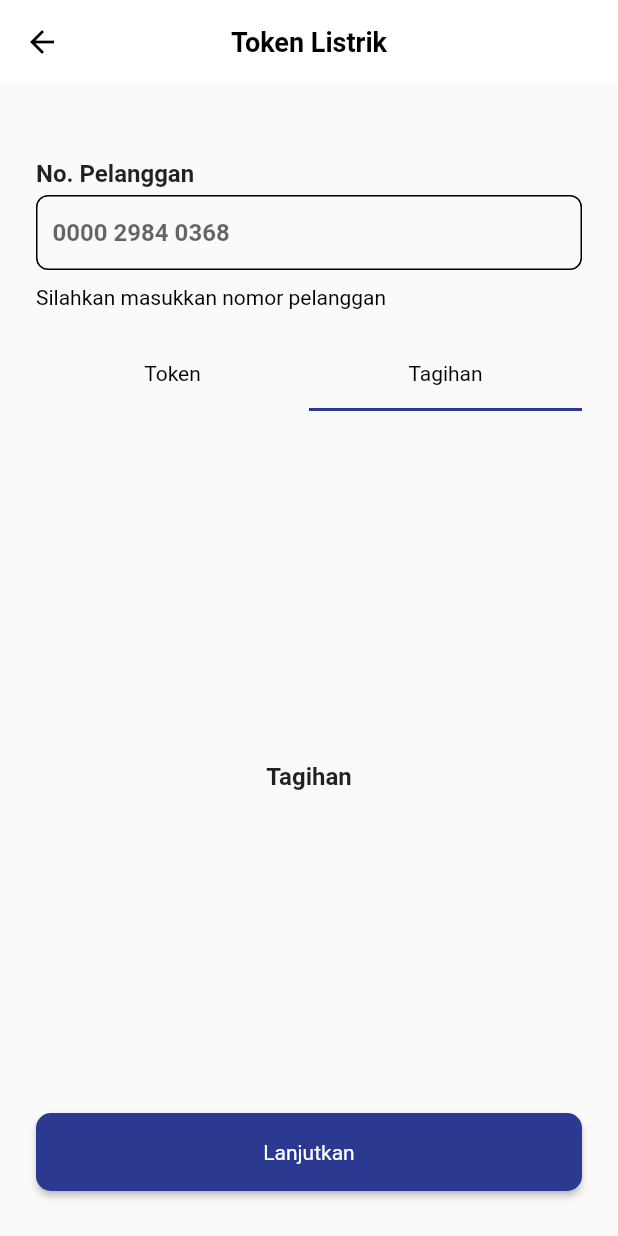
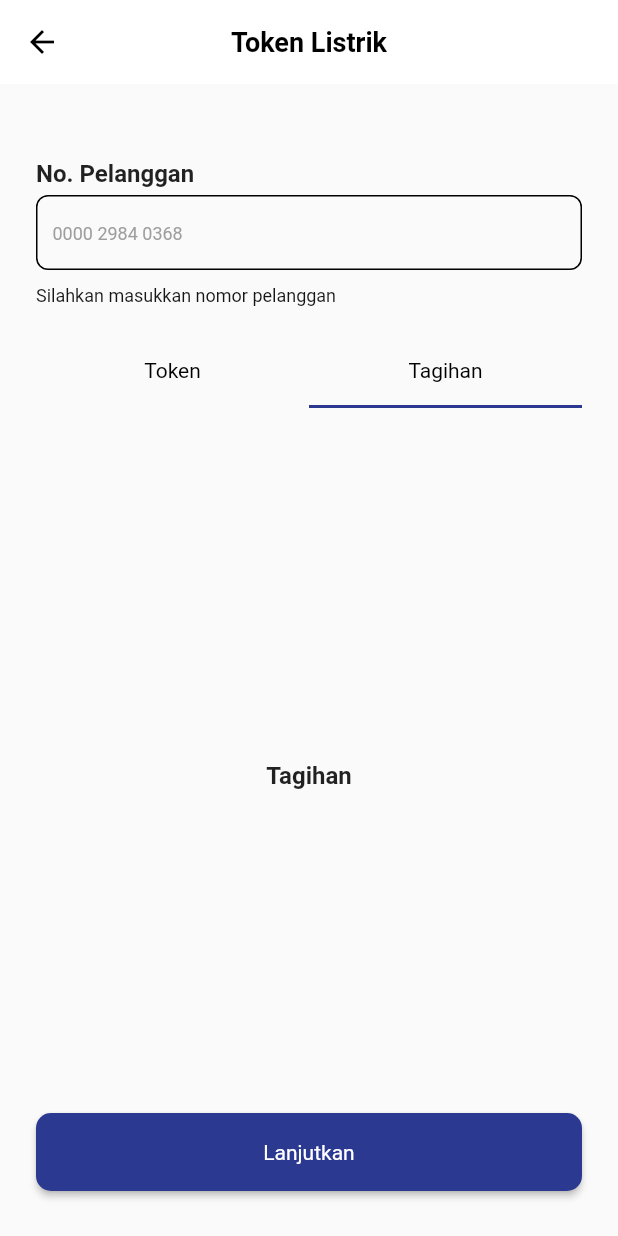
Before and after one commit to Kelompok10Capstone/Flutter_2023, a Flutter app: the ProductDetailScreen screen opened directly, tab 2 chosen, on a phone screen of 412 x 824 dp. Run offline on Flutter 3.47's test engine with Material 2 defaults, Android fonts, the phone set to English and light mode, and no system bars; our stand-ins replace google_fonts, pinput, shared_preferences, supercharged; accounts and stored records are empty.

Commit message:
edit feature token

```diff
--- a/capstone_flutter/lib/utils/const/theme.dart
+++ b/capstone_flutter/lib/utils/const/theme.dart
@@ -4,6 +4,7 @@ import 'package:google_fonts/google_fonts.dart';
 
 Color blueColor = "2B3990".toColor();
 Color lightBlueColor = "B7E3F5".toColor();
+Color lightBlueTokenColor = "27AAE1".toColor();
 
 TextStyle blackFont18 =
     GoogleFonts.roboto().copyWith(fontSize: 18, fontWeight: FontWeight.w700);
--- a/capstone_flutter/lib/view/screen/token_screen/modal_bottom_token_screen.dart
+++ b/capstone_flutter/lib/view/screen/token_screen/modal_bottom_token_screen.dart
@@ -150,7 +150,7 @@ class _ModalBottomTokenState extends State<ModalBottomToken>
           children: [
             Text(
               'No. Pelanggan',
-              style: blackFont16.copyWith(fontWeight: FontWeight.w700),
+              style: blackFont14.copyWith(fontWeight: FontWeight.w700),
             ),
             const SizedBox(height: 5),
             Container(
@@ -166,7 +166,7 @@ class _ModalBottomTokenState extends State<ModalBottomToken>
                 keyboardType: TextInputType.number,
                 decoration: InputDecoration(
                   border: InputBorder.none,
-                  hintStyle: blackFont16,
+                  hintStyle: blackFont12.copyWith(color: Colors.grey),
                   hintText: 'Masukkan No Pelanggan',
                 ),
               ),
--- a/capstone_flutter/lib/view/screen/token_screen/product_detail_screen.dart
+++ b/capstone_flutter/lib/view/screen/token_screen/product_detail_screen.dart
@@ -69,7 +69,7 @@ class _ProductDetailScreenState extends State<ProductDetailScreen>
                 keyboardType: TextInputType.number,
                 decoration: InputDecoration(
                   border: InputBorder.none,
-                  hintStyle: blackFont16,
+                  hintStyle: blackFont12.copyWith(color: Colors.grey),
                   hintText: '0000 2984 0368',
                 ),
               ),
@@ -79,7 +79,7 @@ class _ProductDetailScreenState extends State<ProductDetailScreen>
             ),
             Text(
               'Silahkan masukkan nomor pelanggan',
-              style: blackFont14,
+              style: blackFont12,
             ),
             const SizedBox(height: 20),
             TabBar(
@@ -150,6 +150,7 @@ class _ProductDetailScreenState extends State<ProductDetailScreen>
         crossAxisCount: 2,
         crossAxisSpacing: 10,
         mainAxisSpacing: 10,
+        childAspectRatio: 3 / 2,
       ),
       itemCount: dummyToken.length,
       itemBuilder: (context, index) {
@@ -177,7 +178,8 @@ class _ProductDetailScreenState extends State<ProductDetailScreen>
                   children: [
                     Text(
                       '${data['hargaJual']}',
-                      style: blueFont16,
+                      style: blueFont16.copyWith(
+                          color: lightBlueTokenColor, fontSize: 14),
                     ),
                     const SizedBox(
                       width: 10,
@@ -186,6 +188,7 @@ class _ProductDetailScreenState extends State<ProductDetailScreen>
                       '${data['hargaCoret']}',
                       style: blackFont16.copyWith(
                         color: Colors.grey,
+                        fontSize: 10,
                         decoration: TextDecoration.lineThrough,
                       ),
                     ),
```
